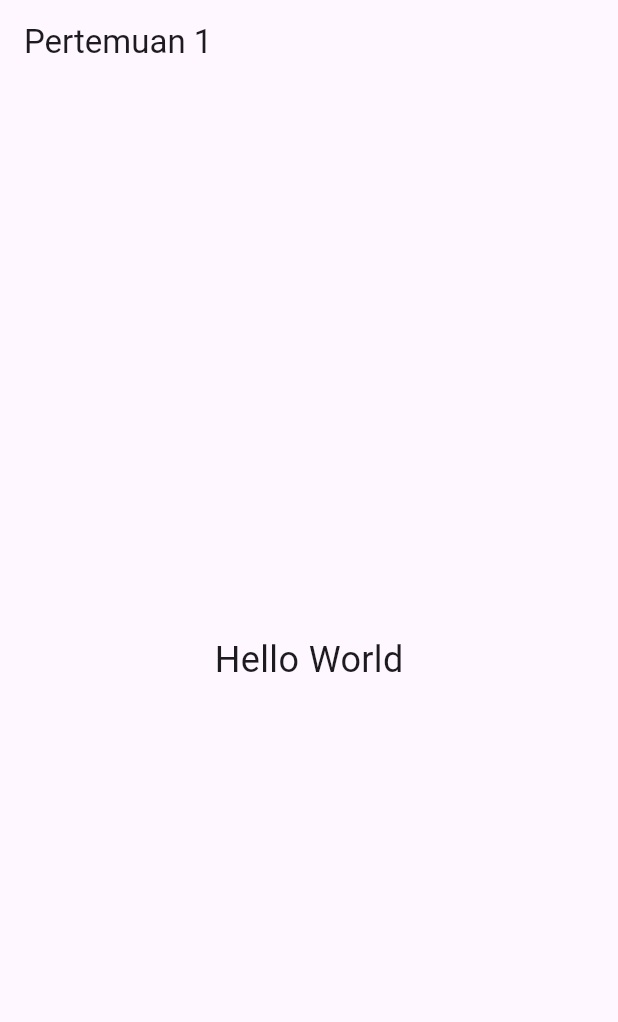
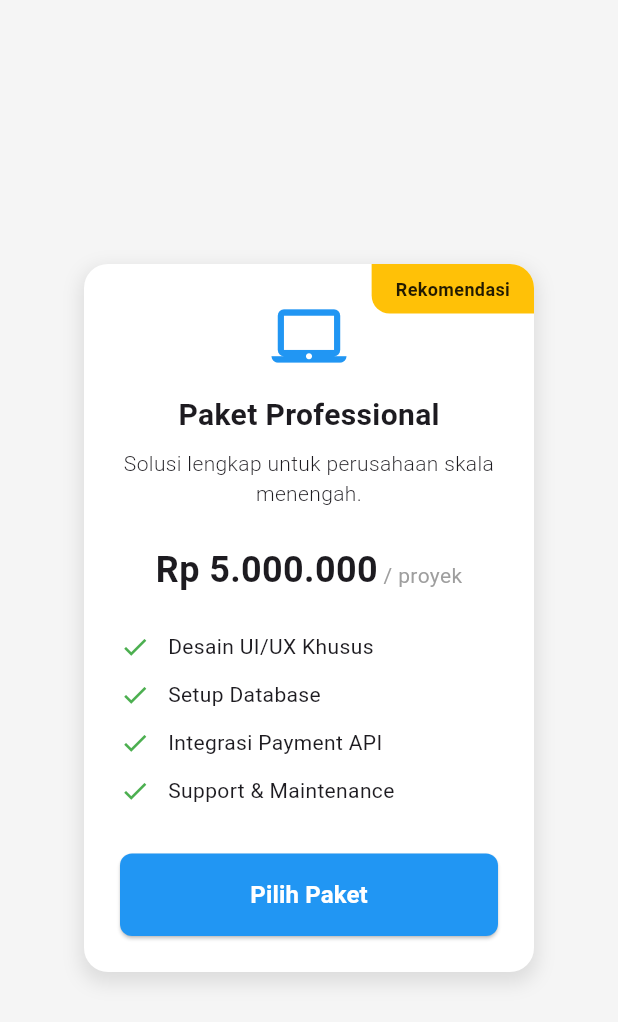
Before and after one commit to nathanaeleleazar30/tugas_mobile, a Flutter app: the screen it shows after launch, on a phone screen of 412 x 824 dp. Shown: the top 1022 px of the screen. Run offline on Flutter 3.47's test engine with Material 3 defaults, Android fonts, the phone set to English and light mode, and no system bars.

Commit message:
tugas pricing card week2

```diff
--- a/lib/main.dart
+++ b/lib/main.dart
@@ -1,4 +1,5 @@
 import 'package:flutter/material.dart';
+import 'widgets/tugas_pricing_card.dart'; // 1. Tambahkan import ini
 
 void main() {
   runApp(const MyApp());
@@ -6,16 +7,12 @@ void main() {
 
 class MyApp extends StatelessWidget {
   const MyApp({super.key});
+
   @override
   Widget build(BuildContext context) {
-    return MaterialApp(
+    return const MaterialApp(
       debugShowCheckedModeBanner: false,
-      home: Scaffold(
-        appBar: AppBar(title: const Text('Pertemuan 1')),
-        body: const Center(
-          child: Text('Hello World', style: TextStyle(fontSize: 24)),
-        ),
-      ),
+      home: TugasPricingCard(),
     );
   }
 }
--- /dev/null
+++ b/lib/widgets/tugas_pricing_card.dart
@@ -0,0 +1,147 @@
+import 'package:flutter/material.dart';
+
+class TugasPricingCard extends StatelessWidget {
+  const TugasPricingCard({Key? key}) : super(key: key);
+
+  @override
+  Widget build(BuildContext context) {
+    return Scaffold(
+      backgroundColor: Colors.grey[100],
+      body: Center(
+        child: Container(
+          width: 300,
+          decoration: BoxDecoration(
+            color: Colors.white,
+            borderRadius: BorderRadius.circular(16),
+            boxShadow: [
+              BoxShadow(
+                color: Colors.black.withOpacity(0.1),
+                blurRadius: 10,
+                spreadRadius: 2,
+                offset: const Offset(0, 5),
+              ),
+            ],
+          ),
+          child: Stack(
+            children: [
+              Padding(
+                padding: const EdgeInsets.all(24.0),
+                child: Column(
+                  mainAxisSize: MainAxisSize.min,
+                  children: [
+                    const Icon(Icons.laptop_mac, size: 50, color: Colors.blue),
+                    const SizedBox(height: 12),
+                    const Text(
+                      "Paket Professional",
+                      style: TextStyle(
+                        fontSize: 20,
+                        fontWeight: FontWeight.bold,
+                      ),
+                    ),
+                    const SizedBox(height: 8),
+                    const Text(
+                      "Solusi lengkap untuk perusahaan skala menengah.",
+                      textAlign: TextAlign.center,
+                      style: TextStyle(
+                        fontWeight: FontWeight.w300,
+                        fontSize: 14,
+                      ),
+                    ),
+                    const SizedBox(height: 24),
+                    const Row(
+                      mainAxisAlignment: MainAxisAlignment.center,
+                      crossAxisAlignment: CrossAxisAlignment.baseline,
+                      textBaseline: TextBaseline.alphabetic,
+                      children: [
+                        Text(
+                          "Rp 5.000.000",
+                          style: TextStyle(
+                            fontSize: 24,
+                            fontWeight: FontWeight.bold,
+                          ),
+                        ),
+                        Text(
+                          " / proyek",
+                          style: TextStyle(fontSize: 14, color: Colors.grey),
+                        ),
+                      ],
+                    ),
+                    const SizedBox(height: 24),
+                    Column(
+                      children: [
+                        _buildFeatureRow("Desain UI/UX Khusus"),
+                        const SizedBox(height: 12),
+                        _buildFeatureRow("Setup Database"),
+                        const SizedBox(height: 12),
+                        _buildFeatureRow("Integrasi Payment API"),
+                        const SizedBox(height: 12),
+                        _buildFeatureRow("Support & Maintenance"),
+                      ],
+                    ),
+                    const SizedBox(height: 32),
+                    SizedBox(
+                      width: double.infinity,
+                      child: ElevatedButton(
+                        onPressed: () {},
+                        style: ElevatedButton.styleFrom(
+                          padding: const EdgeInsets.symmetric(vertical: 16),
+                          backgroundColor: Colors.blue,
+                          foregroundColor: Colors.white,
+                          shape: RoundedRectangleBorder(
+                            borderRadius: BorderRadius.circular(8),
+                          ),
+                        ),
+                        child: const Text(
+                          "Pilih Paket",
+                          style: TextStyle(
+                            fontSize: 16,
+                            fontWeight: FontWeight.bold,
+                          ),
+                        ),
+                      ),
+                    ),
+                  ],
+                ),
+              ),
+              Positioned(
+                top: 0,
+                right: 0,
+                child: Container(
+                  padding: const EdgeInsets.symmetric(
+                    horizontal: 16,
+                    vertical: 8,
+                  ),
+                  decoration: const BoxDecoration(
+                    color: Colors.amber,
+                    borderRadius: BorderRadius.only(
+                      topRight: Radius.circular(16),
+                      bottomLeft: Radius.circular(12),
+                    ),
+                  ),
+                  child: const Text(
+                    "Rekomendasi",
+                    style: TextStyle(
+                      color: Colors.black87,
+                      fontWeight: FontWeight.bold,
+                      fontSize: 12,
+                    ),
+                  ),
+                ),
+              ),
+            ],
+          ),
+        ),
+      ),
+    );
+  }
+
+  Widget _buildFeatureRow(String text) {
+    return Row(
+      children: [
+        const Icon(Icons.check, color: Colors.green, size: 20),
+        const SizedBox(width: 12),
+        Expanded(child: Text(text, style: const TextStyle(fontSize: 14))),
+      ],
+    );
+  }
+}
```
